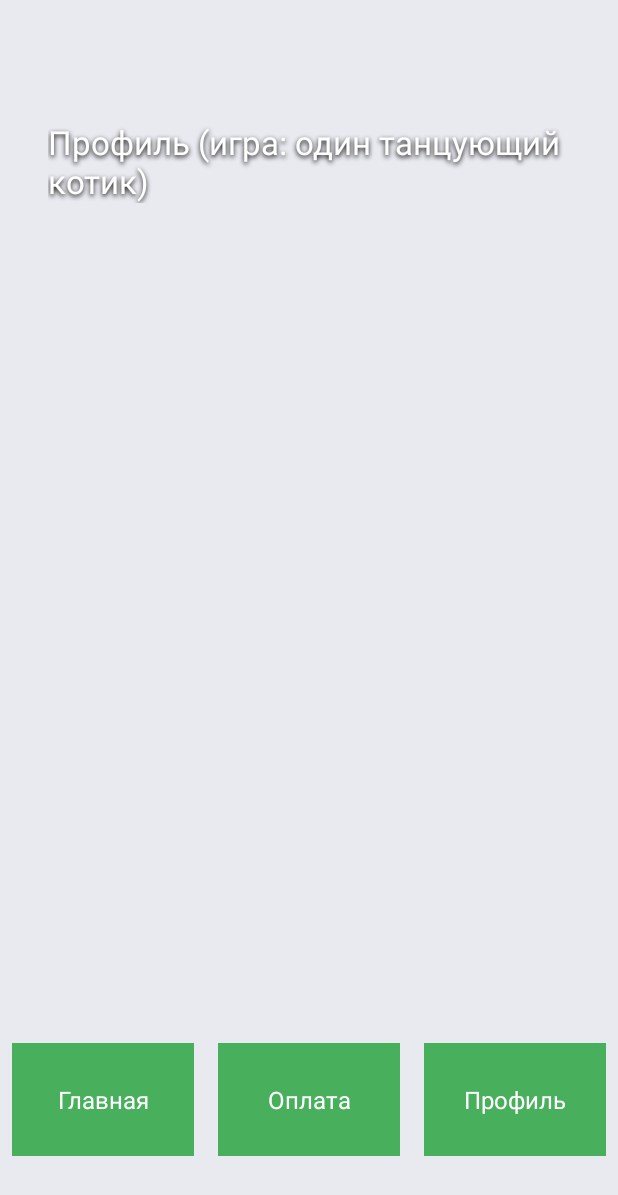
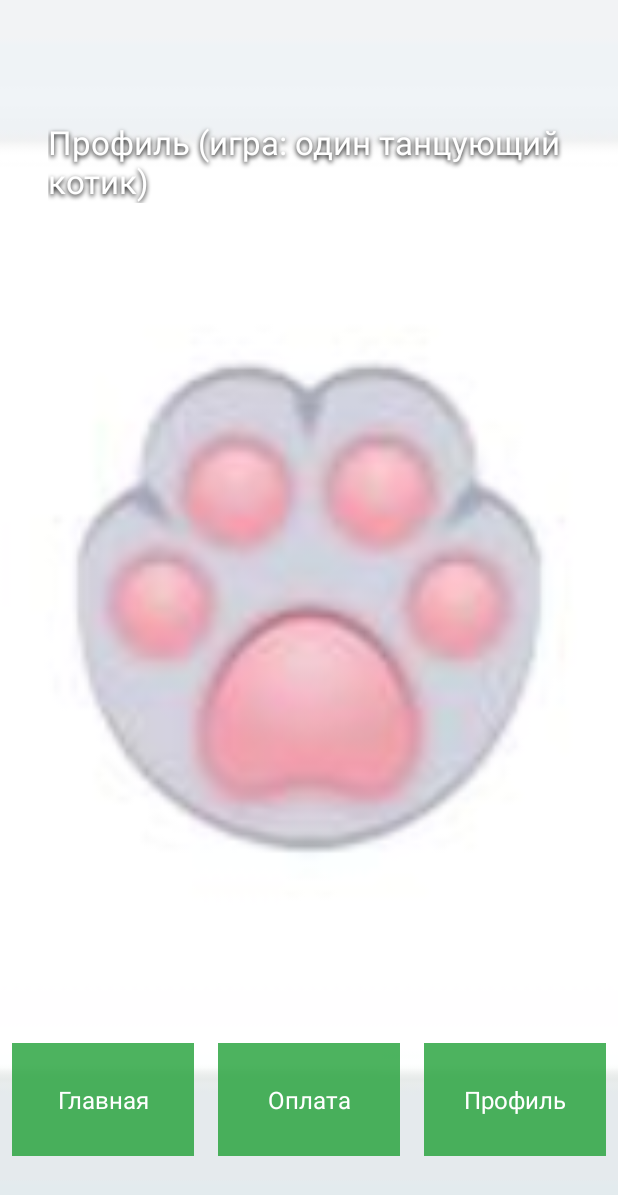
Before and after one commit to nana33151/Sber_mobile_dev_hack, an Android app: the DemoActivity screen opened directly, with no data from a screen before it, after a tap on "Профиль", on a phone screen of 412 x 824 dp. Shown: the top 1195 px of the screen. Run offline under Robolectric (Android 15) with nearby library versions, the light colour scheme and no system bars; 2 other taps on this screen came first.

Commit message:
new_version

```diff
--- a/android/app/src/main/java/com/example/prank/DemoActivity.kt
+++ b/android/app/src/main/java/com/example/prank/DemoActivity.kt
@@ -92,27 +92,27 @@ class DemoActivity : AppCompatActivity() {
 
         // ─── ВАРИАНТ 1: цветной плейсхолдер (работает без ресурсов) ───
         // Когда добавятся скрины — закомментируй этот блок и раскомментируй ВАРИАНТ 2.
-        val color = when (screen) {
-            "home"    -> Color.parseColor("#21A038")
-            "payment" -> Color.parseColor("#F5F5F5")
-            "profile" -> Color.parseColor("#E8EAF0")
-            else      -> Color.GRAY
-        }
-        background.setImageDrawable(
-            GradientDrawable().apply { setColor(color) }
-        )
+        //val color = when (screen) {
+         //   "home"    -> Color.parseColor("#21A038")
+         //   "payment" -> Color.parseColor("#F5F5F5")
+         //   "profile" -> Color.parseColor("#E8EAF0")
+        //    else      -> Color.GRAY
+        //}
+        //background.setImageDrawable(
+        //    GradientDrawable().apply { setColor(color) }
+        //)
 
-        // ─── ВАРИАНТ 2: реальные скрины банка ───
+         //─── ВАРИАНТ 2: реальные скрины банка ───
         // Раскомментируй, когда положишь PNG в android/app/src/main/res/drawable/:
         //   demo_screen_home.png, demo_screen_payment.png, demo_screen_profile.png
         //
-        // val resId = when (screen) {
-        //     "home"    -> R.drawable.demo_screen_home
-        //     "payment" -> R.drawable.demo_screen_payment
-        //     "profile" -> R.drawable.demo_screen_profile
-        //     else      -> R.drawable.demo_screen_home
-        // }
-        // background.setImageResource(resId)
+         val resId = when (screen) {
+             "home"    -> R.drawable.demo_screen_home
+             "payment" -> R.drawable.demo_screen_payment
+             "profile" -> R.drawable.demo_screen_profile
+             else      -> R.drawable.demo_screen_home
+         }
+         background.setImageResource(resId)
 
 	title.text = when (screen) {
 	    "home"    -> "Главная (игра: котики с клубками)"
```
Also changed, not shown: android/app/src/main/res/drawable/demo_screen_home.jpg (added), android/app/src/main/res/drawable/demo_screen_payment.jpg (added), android/app/src/main/res/drawable/demo_screen_profile.png (added), android/app/src/main/res/drawable/design_piggy.jpg (added), android/app/src/main/res/drawable/design_tasks.jpg (added), 58 other files.
